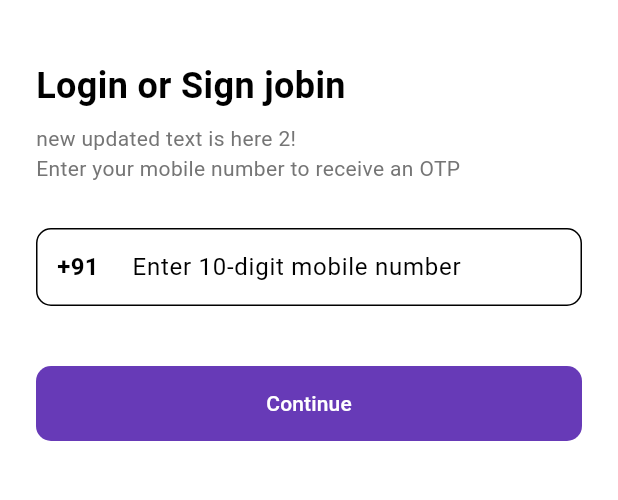
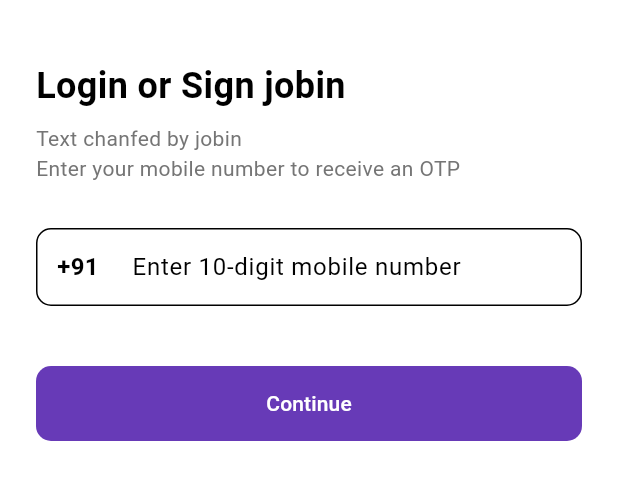
Before and after one commit to jobin114141/new_learn_ecomerse, a Flutter app: the screen it shows after launch, on a phone screen of 412 x 824 dp, the part 231-731 px from its top. Run offline on Flutter 3.47's test engine with Material 3 defaults, Android fonts, the phone set to English and light mode, and no system bars; our stand-ins replace cached_network_image, dartz, dio, flutter_hooks, flutter_secure_storage, go_router and 3 more; generated files the repository leaves out were written again; Roboto replaces fonts that are missing (Poppins).

Commit message:
jobin chnages welcome text

```diff
--- a/lib/features/auth/presentation/screens/phone_login_screen.dart
+++ b/lib/features/auth/presentation/screens/phone_login_screen.dart
@@ -63,7 +63,7 @@ class LoginScreen extends HookConsumerWidget {
                 ),
                 const SizedBox(height: 8),
                    Text(
-                  'new updated text is here 2!',
+                  'Text chanfed by jobin',
                   style: TextStyle(color: Colors.grey.shade600, fontSize: 14),
                 ),
                 Text(
```
